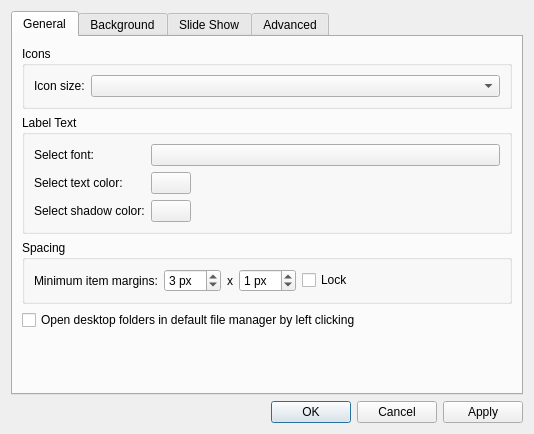
Before: the Qt Designer form pcmanfm/desktop-preferences.ui in lxqt/pcmanfm-qt, drawn with Qt 5.
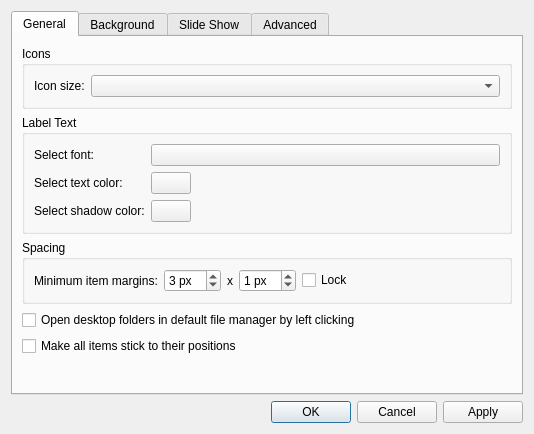
After: the same form once the commit is applied. Icons and pictures are not drawn. Custom widgets are drawn as their Qt base class.

Commit message:
Added option to make desktop items sticky by default (#1408)
Closes https://github.com/lxqt/pcmanfm-qt/issues/1392

Patch:
```diff
--- a/pcmanfm/desktop-preferences.ui
+++ b/pcmanfm/desktop-preferences.ui
@@ -217,6 +217,13 @@
          </property>
         </widget>
        </item>
+       <item>
+        <widget class="QCheckBox" name="allSticky">
+         <property name="text">
+          <string>Make all items stick to their positions</string>
+         </property>
+        </widget>
+       </item>
        <item>
         <spacer name="verticalSpacer_2">
          <property name="orientation">
```
The commit also changes 4 other files.
